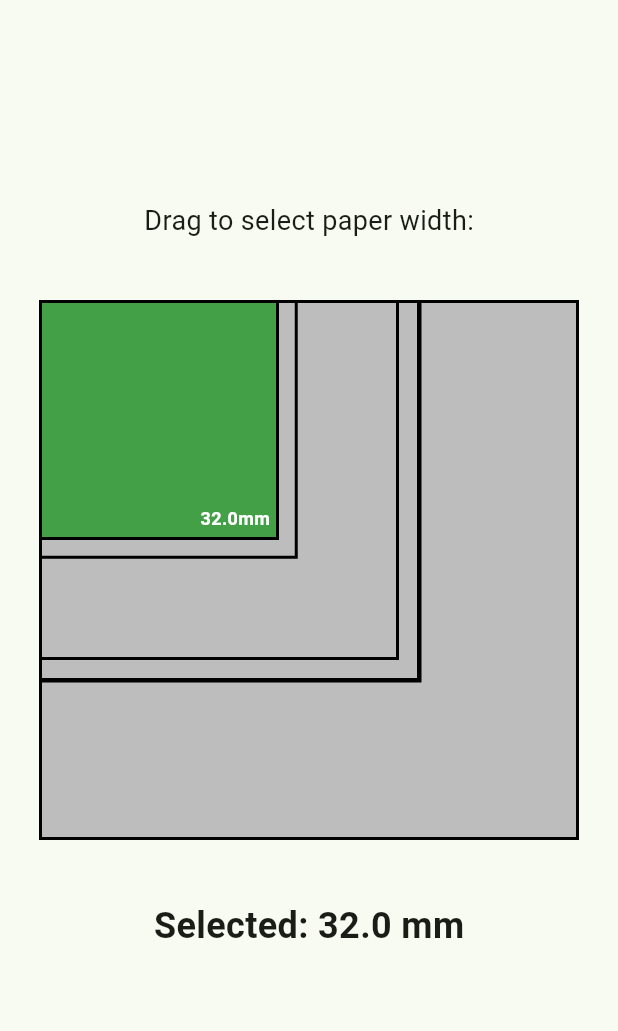
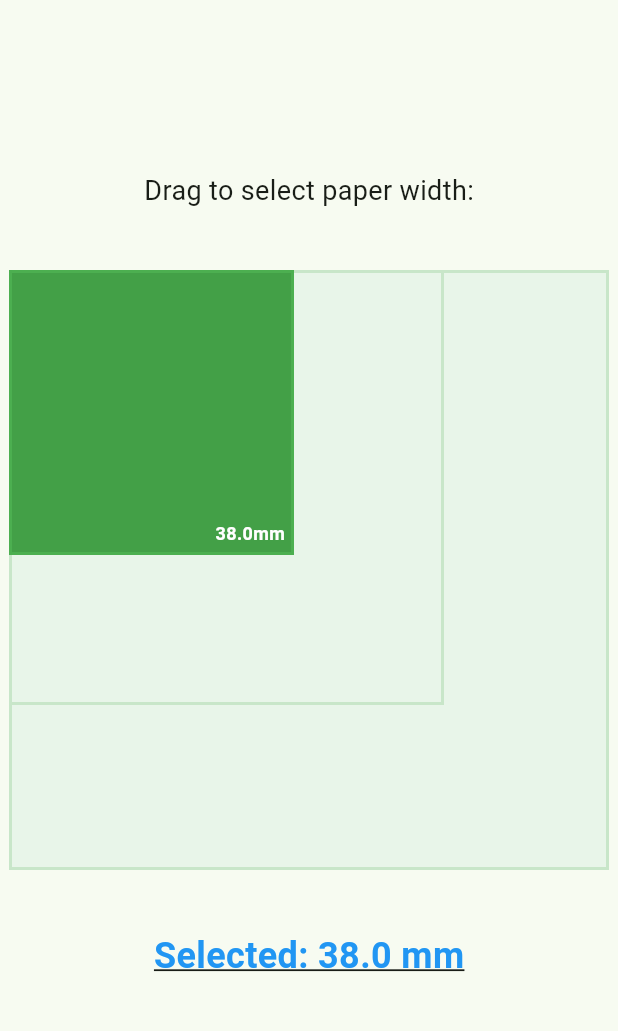
Before and after one commit to eljam3239/2dSelect, a Flutter app: the screen it shows after launch, on a phone screen of 412 x 824 dp, the part 84-1115 px from its top. Run offline on Flutter 3.47's test engine with Material 3 defaults, Android fonts, the phone set to English and light mode, and no system bars.

Commit message:
Can assign width programmatically as well as with the widget

```diff
--- a/telescope_select/lib/main.dart
+++ b/telescope_select/lib/main.dart
@@ -1,4 +1,5 @@
 import 'package:flutter/material.dart';
+import 'package:flutter/services.dart';
 
 void main() {
   runApp(const MyApp());
@@ -31,6 +32,32 @@ class MyHomePage extends StatefulWidget {
 
 class _MyHomePageState extends State<MyHomePage> {
   double? _selectedWidth;
+  final GlobalKey<_TelescopeSelectState> _telescopeKey = GlobalKey<_TelescopeSelectState>();
+
+  void _showWidthPicker() {
+    final availableWidths = const [38.0, 58.0, 80.0];
+
+    showDialog(
+      context: context,
+      builder: (BuildContext context) {
+        return AlertDialog(
+          title: const Text('Select Width'),
+          content: Column(
+            mainAxisSize: MainAxisSize.min,
+            children: availableWidths.map((width) {
+              return ListTile(
+                title: Text('${width.toStringAsFixed(0)} mm'),
+                onTap: () {
+                  _telescopeKey.currentState?.setSelectedWidth(width);
+                  Navigator.of(context).pop();
+                },
+              );
+            }).toList(),
+          ),
+        );
+      },
+    );
+  }
 
   @override
   Widget build(BuildContext context) {
@@ -49,7 +76,8 @@ class _MyHomePageState extends State<MyHomePage> {
             ),
             const SizedBox(height: 40),
             TelescopeSelect(
-              widths: const [32, 34.5, 50.8, 48, 51, 72],
+              key: _telescopeKey,
+              widths: const [38, 58, 80], //[32, 34.5, 50.8, 48, 51, 72],
               onWidthChanged: (width) {
                 setState(() {
                   _selectedWidth = width;
@@ -57,11 +85,19 @@ class _MyHomePageState extends State<MyHomePage> {
               },
             ),
             const SizedBox(height: 40),
-            Text(
-              _selectedWidth != null
-                  ? 'Selected: ${_selectedWidth!.toStringAsFixed(1)} mm'
-                  : 'No selection',
-              style: const TextStyle(fontSize: 24, fontWeight: FontWeight.bold),
+            GestureDetector(
+              onTap: _showWidthPicker,
+              child: Text(
+                _selectedWidth != null
+                    ? 'Selected: ${_selectedWidth!.toStringAsFixed(1)} mm'
+                    : 'No selection',
+                style: const TextStyle(
+                  fontSize: 24,
+                  fontWeight: FontWeight.bold,
+                  decoration: TextDecoration.underline,
+                  color: Colors.blue,
+                ),
+              ),
             ),
           ],
         ),
@@ -105,6 +141,18 @@ class _TelescopeSelectState extends State<TelescopeSelect> {
     });
   }
 
+  /// Programmatically set the selected width
+  void setSelectedWidth(double width) {
+    final index = widget.widths.indexOf(width);
+    if (index != -1 && index != _selectedIndex) {
+      setState(() {
+        _selectedIndex = index;
+      });
+      widget.onWidthChanged?.call(widget.widths[_selectedIndex]);
+      HapticFeedback.selectionClick();
+    }
+  }
+
   void _handleDragStart(DragStartDetails details) {
     setState(() {
       _isDragging = true;
@@ -135,6 +183,9 @@ class _TelescopeSelectState extends State<TelescopeSelect> {
 
     // Only update if the selection changed
     if (newIndex != _selectedIndex) {
+      // Trigger haptic feedback on selection change
+      HapticFeedback.selectionClick();
+
       setState(() {
         _selectedIndex = newIndex;
         widget.onWidthChanged?.call(widget.widths[_selectedIndex]);
@@ -188,15 +239,24 @@ class _TelescopeSelectState extends State<TelescopeSelect> {
     // A rectangle should be bold green if it's the selected size or smaller
     // (i.e., nested within the selected one)
     final shouldBeGreen = width <= selectedWidth;
+    final isBigger = width > selectedWidth;
 
     // Determine color based on state
     Color rectangleColor;
+    Color borderColor;
+
     if (shouldBeGreen && _isDragging) {
       rectangleColor = Colors.green[200]!; // Pale green during drag
+      borderColor = Colors.green;
     } else if (shouldBeGreen) {
       rectangleColor = Colors.green[600]!; // Bold green when selected or nested
+      borderColor = Colors.green;
+    } else if (isBigger) {
+      rectangleColor = Colors.green[50]!; // Very faint light green fill for bigger rectangles
+      borderColor = Colors.green[100]!; // Very faint green outline for bigger rectangles
     } else {
-      rectangleColor = Colors.grey[400]!; // Grey when not selected
+      rectangleColor = Colors.grey[400]!; // Grey fallback
+      borderColor = Colors.green;
     }
 
     return Positioned(
@@ -207,7 +267,7 @@ class _TelescopeSelectState extends State<TelescopeSelect> {
         height: size,
         decoration: BoxDecoration(
           color: rectangleColor,
-          border: Border.all(color: Colors.black, width: 2),
+          border: Border.all(color: borderColor, width: 2),
         ),
         child: isSelected
             ? Align(
```
